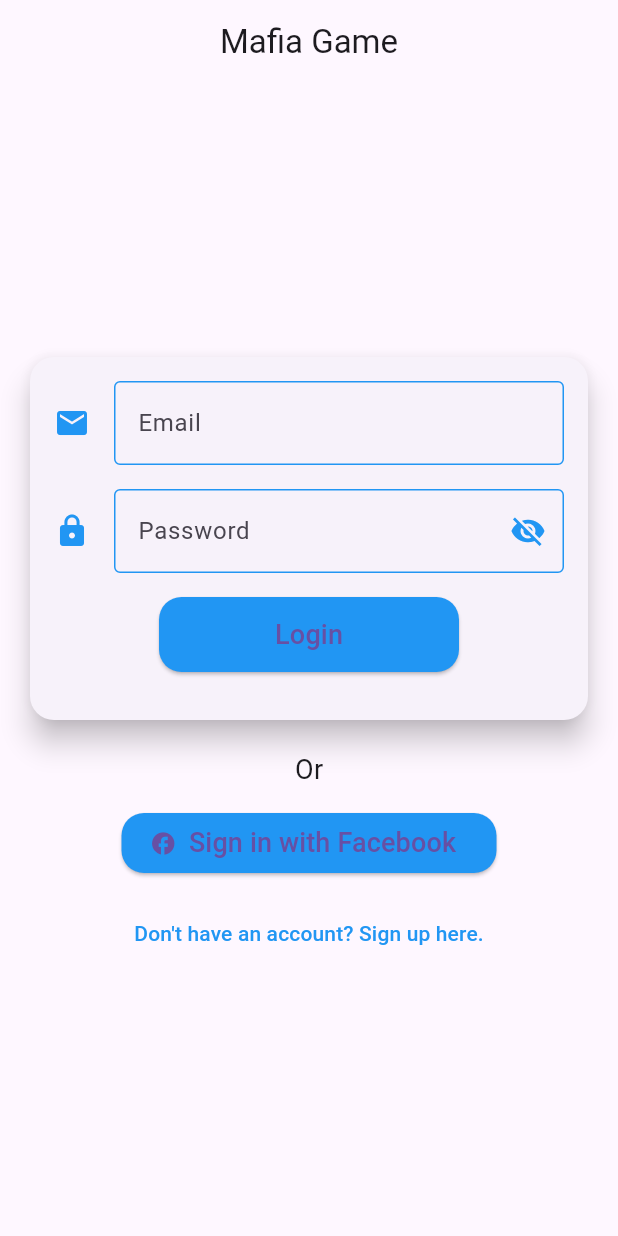
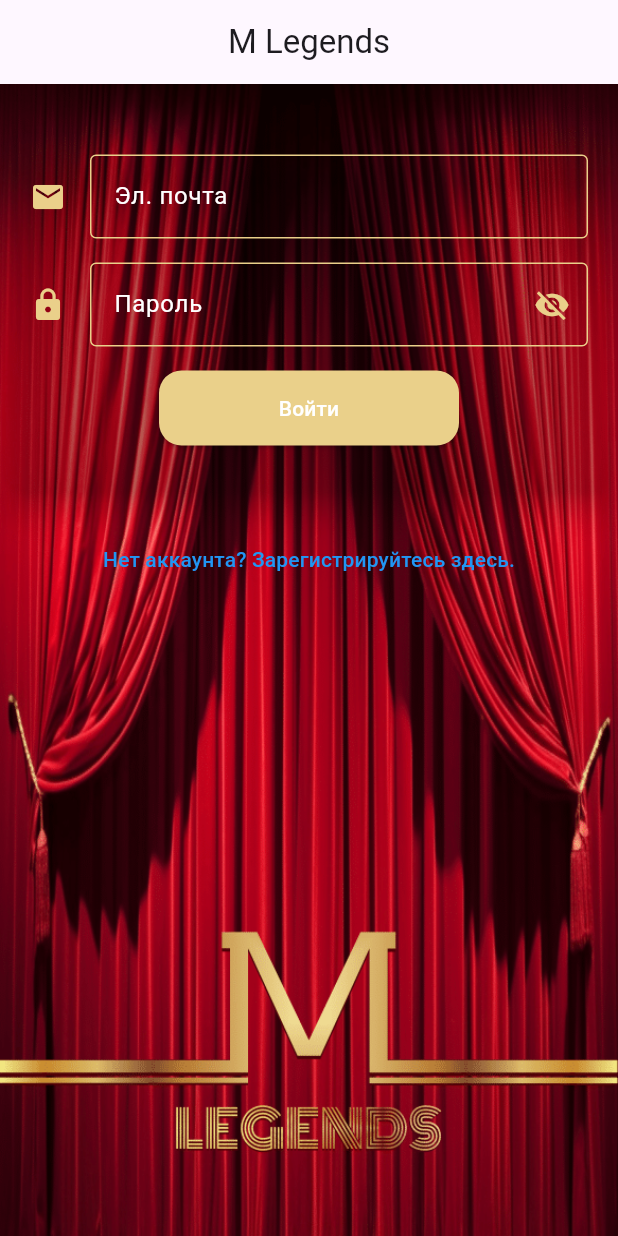
Before and after one commit to ElvinMammadov/MafiaGame, a Flutter app: the screen it shows after launch, on a phone screen of 412 x 824 dp. Run offline on Flutter 3.47's test engine with Material 3 defaults, Android fonts, the light colour scheme and no system bars; our stand-ins replace firebase_auth, firebase_core, google_fonts, styled_widget; missing offline and left inert: flutter_facebook_auth; accounts and stored records are empty.

Commit message:
New styles implemented. Login Page changed.

```diff
--- a/lib/main.dart
+++ b/lib/main.dart
@@ -1,7 +1,8 @@
 import 'package:firebase_core/firebase_core.dart';
 import 'package:flutter/material.dart';
+import 'package:mafia_game/firebase_options.dart';
 import 'package:mafia_game/utils/navigator.dart';
-import 'package:mafia_game/firebase_options.dart';
+import 'package:mafia_game/utils/theme/theme.dart';
 
 Future<void> main() async {
   WidgetsFlutterBinding.ensureInitialized();
@@ -14,12 +15,11 @@ class MyApp extends StatelessWidget {
   const MyApp({super.key});
 
   @override
-  Widget build(BuildContext context) => MaterialApp(
-      title: 'Mafia Game',
-      theme: ThemeData(
-        primarySwatch: Colors.blue,
+  Widget build(BuildContext context) => const MafiaTheme(
+    child: MaterialApp(
+        title: 'M Legends',
+        onGenerateRoute: AppNavigator.generateRoute,
+        initialRoute: AppNavigator.loginPage,
       ),
-      onGenerateRoute: AppNavigator.generateRoute,
-      initialRoute: AppNavigator.loginPage,
-    );
+  );
 }
--- a/lib/presentation/pages/auth/login/login_form.dart
+++ b/lib/presentation/pages/auth/login/login_form.dart
@@ -1,10 +1,11 @@
 import 'package:flutter/material.dart';
 import 'package:mafia_game/presentation/validators/validators.dart';
 import 'package:mafia_game/utils/app_strings.dart';
+import 'package:mafia_game/utils/theme/theme.dart';
 
 class LoginForm extends StatefulWidget {
-  const LoginForm({
-    Key? key,
+  LoginForm({
+    super.key,
     required GlobalKey<FormState> formKey,
     required TextEditingController emailController,
     required TextEditingController passwordController,
@@ -15,10 +16,11 @@ class LoginForm extends StatefulWidget {
         _formKey = formKey,
         _emailController = emailController,
         _passwordController = passwordController,
-        _isPasswordVisible = isPasswordVisible,
-        super(key: key);
+        _isPasswordVisible = isPasswordVisible;
 
   final GlobalKey<FormState> _formKey;
+  final FocusNode _emailFocusNode = FocusNode();
+  final FocusNode _passwordFocusNode = FocusNode();
   final TextEditingController _emailController;
   final TextEditingController _passwordController;
   final bool _isPasswordVisible;
@@ -34,6 +36,7 @@ class _LoginFormState extends State<LoginForm> {
 
   @override
   Widget build(BuildContext context) => Card(
+        color: Colors.transparent,
         elevation: 8.0,
         shape: RoundedRectangleBorder(
           borderRadius: BorderRadius.circular(16.0),
@@ -47,36 +50,59 @@ class _LoginFormState extends State<LoginForm> {
               children: <Widget>[
                 TextFormField(
                   controller: widget._emailController,
-                  decoration: const InputDecoration(
+                  style: MafiaTheme.themeData.textTheme.displaySmall,
+                  decoration: InputDecoration(
                     labelText: AppStrings.email,
-                    icon: Icon(Icons.email, color: Colors.blue),
+                    labelStyle: MafiaTheme.themeData.textTheme.displaySmall,
+                    icon: Icon(
+                      Icons.email,
+                      color: MafiaTheme.themeData.colorScheme.secondary,
+                    ),
                     focusedBorder: OutlineInputBorder(
-                      borderSide: BorderSide(color: Colors.blue),
+                      borderSide: BorderSide(
+                        color: MafiaTheme.themeData.colorScheme.secondary,
+                      ),
                     ),
                     enabledBorder: OutlineInputBorder(
-                      borderSide: BorderSide(color: Colors.blue),
+                      borderSide: BorderSide(
+                        color: MafiaTheme.themeData.colorScheme.secondary,
+                      ),
                     ),
                   ),
+                  onFieldSubmitted: (_) {
+                    FocusScope.of(context)
+                        .requestFocus(widget._passwordFocusNode);
+                  },
                   validator: Validator.validateEmail,
                 ),
                 const SizedBox(height: 16),
                 TextFormField(
                   controller: widget._passwordController,
+                  style: MafiaTheme.themeData.textTheme.displaySmall,
+                  focusNode: widget._passwordFocusNode,
                   decoration: InputDecoration(
                     labelText: AppStrings.password,
-                    icon: const Icon(Icons.lock, color: Colors.blue),
-                    focusedBorder: const OutlineInputBorder(
-                      borderSide: BorderSide(color: Colors.blue),
+                    labelStyle: MafiaTheme.themeData.textTheme.displaySmall,
+                    icon: Icon(
+                      Icons.lock,
+                      color: MafiaTheme.themeData.colorScheme.secondary,
                     ),
-                    enabledBorder: const OutlineInputBorder(
-                      borderSide: BorderSide(color: Colors.blue),
+                    focusedBorder: OutlineInputBorder(
+                      borderSide: BorderSide(
+                        color: MafiaTheme.themeData.colorScheme.secondary,
+                      ),
+                    ),
+                    enabledBorder: OutlineInputBorder(
+                      borderSide: BorderSide(
+                        color: MafiaTheme.themeData.colorScheme.secondary,
+                      ),
                     ),
                     suffixIcon: IconButton(
                       icon: Icon(
                         widget._isPasswordVisible
                             ? Icons.visibility
                             : Icons.visibility_off,
-                        color: Colors.blue,
+                        color: MafiaTheme.themeData.colorScheme.secondary,
                       ),
                       onPressed: widget.onTogglePasswordVisibility,
                     ),
@@ -91,18 +117,20 @@ class _LoginFormState extends State<LoginForm> {
                   child: ElevatedButton(
                     onPressed: _isLoading ? null : _loginButtonPressed,
                     style: ElevatedButton.styleFrom(
-                      backgroundColor: Colors.blue,
+                      backgroundColor:
+                          MafiaTheme.themeData.colorScheme.secondary,
                       shape: RoundedRectangleBorder(
                         borderRadius: BorderRadius.circular(15.0),
                       ),
                     ),
                     child: _isLoading
-                        ? const CircularProgressIndicator(
-                            color: Colors.white,
+                        ? CircularProgressIndicator(
+                            color: MafiaTheme.themeData.colorScheme.surface,
                           )
-                        : const Text(
+                        : Text(
                             AppStrings.loginButton,
-                            style: TextStyle(fontSize: 18),
+                            style:
+                                MafiaTheme.themeData.textTheme.headlineMedium,
                           ),
                   ),
                 ),
--- a/lib/presentation/pages/auth/login/login_page.dart
+++ b/lib/presentation/pages/auth/login/login_page.dart
@@ -1,15 +1,15 @@
 import 'package:firebase_auth/firebase_auth.dart';
 import 'package:flutter/material.dart';
 import 'package:flutter_facebook_auth/flutter_facebook_auth.dart';
+import 'package:mafia_game/presentation/pages/auth/login/login_form.dart';
 import 'package:mafia_game/presentation/widgets/app_bar.dart';
-import 'package:mafia_game/presentation/pages/auth/login/login_form.dart';
-import 'package:mafia_game/presentation/pages/auth/login/facebook_sign_in_button.dart';
+import 'package:mafia_game/presentation/widgets/resource.dart';
+import 'package:mafia_game/utils/app_strings.dart';
 import 'package:mafia_game/utils/navigator.dart';
-import 'package:mafia_game/utils/app_strings.dart';
-import 'package:mafia_game/presentation/widgets/resource.dart';
+import 'package:styled_widget/styled_widget.dart';
 
 class LoginPage extends StatefulWidget {
-  const LoginPage({Key? key}) : super(key: key);
+  const LoginPage({super.key});
 
   @override
   State<LoginPage> createState() => _LoginPageState();
@@ -22,11 +22,71 @@ class _LoginPageState extends State<LoginPage> {
   final GlobalKey<FormState> _formKey = GlobalKey<FormState>();
   bool _isPasswordVisible = false;
 
+  void _togglePasswordVisibility() {
+    setState(() {
+      _isPasswordVisible = !_isPasswordVisible;
+    });
+  }
+
+  @override
+  Widget build(BuildContext context) => GestureDetector(
+    onTap: () {
+      FocusScope.of(context).unfocus();
+    },
+    child: Scaffold(
+          appBar: const DefaultAppBar(
+            title: AppStrings.title,
+          ),
+          body: DecoratedBox(
+            decoration: const BoxDecoration(
+              image: DecorationImage(
+                image: AssetImage('assets/background.png'),
+                fit: BoxFit.fill,
+              ),
+            ),
+            child: Center(
+              child: ConstrainedBox(
+                constraints: const BoxConstraints(
+                  maxWidth: 450.0,
+                ),
+                child: Column(
+                  mainAxisAlignment: MainAxisAlignment.center,
+                  children: <Widget>[
+                    LoginForm(
+                      formKey: _formKey,
+                      emailController: _emailController,
+                      passwordController: _passwordController,
+                      isPasswordVisible: _isPasswordVisible,
+                      onSignIn: _signInWithEmailAndPassword,
+                      onTogglePasswordVisibility: _togglePasswordVisibility,
+                    ),
+                    const SizedBox(height: 16),
+                    buildTextButton(context),
+                  ],
+                ),
+              ).padding(bottom: 400),
+            ),
+          ),
+        ),
+  );
+
+  TextButton buildTextButton(BuildContext context) => TextButton(
+        onPressed: () {
+          AppNavigator.navigateToSignupPage(context);
+        },
+        style: TextButton.styleFrom(
+          foregroundColor: Colors.blue,
+        ),
+        child: const Text(
+          AppStrings.noAccount,
+        ),
+      );
+
   Future<void> _signInWithEmailAndPassword() async {
     if (_formKey.currentState?.validate() ?? false) {
       try {
         final UserCredential userCredential =
-        await _auth.signInWithEmailAndPassword(
+            await _auth.signInWithEmailAndPassword(
           email: _emailController.text.trim(),
           password: _passwordController.text,
         );
@@ -42,7 +102,6 @@ class _LoginPageState extends State<LoginPage> {
             ),
           );
 
-          // Navigate to the HomeScreen upon successful login
           AppNavigator.navigateToHomeScreen(context);
           print('User signed in: ${user.uid}');
         } else {
@@ -90,9 +149,9 @@ class _LoginPageState extends State<LoginPage> {
       switch (result.status) {
         case LoginStatus.success:
           final AuthCredential facebookCredential =
-          FacebookAuthProvider.credential(result.accessToken!.token);
+              FacebookAuthProvider.credential(result.accessToken!.token);
           final UserCredential userCredential =
-          await _auth.signInWithCredential(facebookCredential);
+              await _auth.signInWithCredential(facebookCredential);
           return Resource(status: Status.Success);
         case LoginStatus.cancelled:
           return Resource(status: Status.Cancelled);
@@ -102,65 +161,7 @@ class _LoginPageState extends State<LoginPage> {
           return null;
       }
     } on FirebaseAuthException catch (e) {
-      throw e;
+      rethrow;
     }
   }
-
-  void _togglePasswordVisibility() {
-    setState(() {
-      _isPasswordVisible = !_isPasswordVisible;
-    });
-  }
-
-  @override
-  Widget build(BuildContext context) => Scaffold(
-    appBar: const DefaultAppBar(
-      title: AppStrings.title,
-      showBackButton: false,
-    ),
-    body: Center(
-      child: Padding(
-        padding: const EdgeInsets.all(16.0),
-        child: SingleChildScrollView(
-          child: ConstrainedBox(
-            constraints: const BoxConstraints(
-              maxWidth: 450.0,
-            ),
-            child: Column(
-              mainAxisAlignment: MainAxisAlignment.center,
-              children: <Widget>[
-                LoginForm(
-                  formKey: _formKey,
-                  emailController: _emailController,
-                  passwordController: _passwordController,
-                  isPasswordVisible: _isPasswordVisible,
-                  onSignIn: _signInWithEmailAndPassword,
-                  onTogglePasswordVisibility: _togglePasswordVisibility,
-                ),
-                const SizedBox(height: 16),
-                const Text(
-                  AppStrings.or,
-                  style: TextStyle(fontSize: 18),
-                ),
-                const SizedBox(height: 16),
-                FacebookSignInButton(onSignIn: _signInWithFacebook),
-                const SizedBox(height: 16),
-                TextButton(
-                  onPressed: () {
-                    AppNavigator.navigateToSignupPage(context);
-                  },
-                  style: TextButton.styleFrom(
-                    foregroundColor: Colors.blue,
-                  ),
-                  child: const Text(
-                    AppStrings.noAccount,
-                  ),
-                ),
-              ],
-            ),
-          ),
-        ),
-      ),
-    ),
-  );
 }
--- a/lib/presentation/widgets/app_bar.dart
+++ b/lib/presentation/widgets/app_bar.dart
@@ -5,10 +5,10 @@ class DefaultAppBar extends StatelessWidget implements PreferredSizeWidget {
   final bool showBackButton;
 
   const DefaultAppBar({
-    Key? key,
+    super.key,
     required this.title,
     this.showBackButton = false,
-  }) : super(key: key);
+  });
 
   @override
   Widget build(BuildContext context) => AppBar(
--- a/lib/utils/app_strings.dart
+++ b/lib/utils/app_strings.dart
@@ -1,25 +1,25 @@
 class AppStrings {
-  static const String title = 'Mafia Game';
-  static const String login = 'Login';
-  static const String signUp = 'Sign Up';
-  static const String email = 'Email';
-  static const String password = 'Password';
-  static const String loginButton = 'Login';
-  static const String signUpButton = 'Sign Up';
-  static const String noAccount = 'Don\'t have an account? Sign up here.';
-  static const String haveAccount = 'Already have an account? Login here.';
-  static const String registeredSuccessfully = 'Registered successfully!';
-  static const String userDoesNotExist = 'User does not exist';
-  static const String wrongPassword = 'Wrong password';
-  static const String formNotValid = 'Form is not valid';
-  static const String loginSuccessful = 'Login successful!';
-  static const String emailAlreadyInUse = 'Email is already registered';
-  static const String errorDuringSignup = 'Error during signup';
-  static const String errorDuringLogin = 'Error during login';
-  static const String emailIsRequired = 'Email is required';
-  static const String enterValidEmailAddress = 'Enter a valid email address';
-  static const String passwordIsRequired = 'Password is required';
+  static const String title = 'M Legends';
+  static const String login = 'Вход';
+  static const String signUp = 'Регистрация';
+  static const String email = 'Эл. почта';
+  static const String password = 'Пароль';
+  static const String loginButton = 'Войти';
+  static const String signUpButton = 'Зарегистрироваться';
+  static const String noAccount = 'Нет аккаунта? Зарегистрируйтесь здесь.';
+  static const String haveAccount = 'Уже есть аккаунт? Войдите здесь.';
+  static const String registeredSuccessfully = 'Успешная регистрация!';
+  static const String userDoesNotExist = 'Пользователь не существует';
+  static const String wrongPassword = 'Неверный пароль';
+  static const String formNotValid = 'Форма недействительна';
+  static const String loginSuccessful = 'Вход успешен!';
+  static const String emailAlreadyInUse = 'Эл. почта уже зарегистрирована';
+  static const String errorDuringSignup = 'Ошибка во время регистрации';
+  static const String errorDuringLogin = 'Ошибка во время входа';
+  static const String emailIsRequired = 'Требуется эл. почта';
+  static const String enterValidEmailAddress = 'Введите действительный адрес эл. почты';
+  static const String passwordIsRequired = 'Требуется пароль';
   static const String passwordLengthRequirement =
-      'Password must be at least 6 characters long';
-  static const String or = 'Or';
+      'Пароль должен быть длиной не менее 6 символов';
+  static const String or = 'Или';
 }
--- /dev/null
+++ b/lib/utils/theme/mafia_theme.dart
@@ -0,0 +1,27 @@
+part of theme;
+
+class MafiaTheme extends InheritedWidget {
+  const MafiaTheme({required super.child, super.key});
+
+  static ThemeData get themeData => ThemeData(
+        colorScheme: const ColorScheme(
+          brightness: Brightness.light,
+          primary: Color(0xFFA9001B),
+          onPrimary: Color(0xFFA9001B),
+          secondary: Color(0xFFEAD08A),
+          onSecondary: Color(0xFFEAD08A),
+          error: Colors.red,
+          onError: Colors.red,
+          background: Colors.black,
+          onBackground: Colors.black,
+          surface: Colors.white,
+          onSurface: Colors.white,
+        ),
+      );
+
+  static MafiaTheme? of(BuildContext context) =>
+      context.dependOnInheritedWidgetOfExactType<MafiaTheme>();
+
+  @override
+  bool updateShouldNotify(InheritedWidget oldWidget) => false;
+}
--- a/pubspec.yaml
+++ b/pubspec.yaml
@@ -32,19 +32,23 @@ dependencies:
   firebase_auth: ^4.16.0
   firebase_core: ^2.24.2
   flutter_facebook_auth: ^6.0.3
+  styled_widget: ^0.4.1
+  google_fonts: ^6.1.0
 
 dev_dependencies:
   flutter_test:
     sdk: flutter
 
 
-  flutter_lints: ^2.0.0
+  flutter_lints: ^3.0.1
 
 # For information on the generic Dart part of this file, see the
 # following page: https://dart.dev/tools/pub/pubspec
 
 # The following section is specific to Flutter packages.
 flutter:
+  assets:
+    - assets/background.png
 
   # The following line ensures that the Material Icons font is
   # included with your application, so that you can use the icons in
```
Also changed, not shown: lib/utils/theme/styles.dart (added, +122 -0 lines), lib/utils/theme/text_theme.dart (added, +22 -0 lines), lib/utils/theme/theme.dart (added, +8 -0 lines), assets/background.png (added), lib/firebase_options.dart (added), pubspec.lock, 5 other files.
